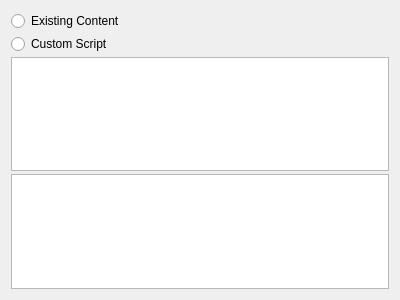
First picture: the form in res/forms/WizardPageActionSelect.ui, repository tedvalson/NovelTea, before the edit.
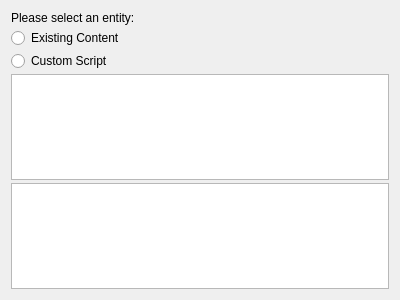
Second picture: the form after the edit. Custom widgets are drawn as their Qt base class.

The edit to the form file:
```diff
--- a/res/forms/WizardPageActionSelect.ui
+++ b/res/forms/WizardPageActionSelect.ui
@@ -17,6 +17,13 @@
    <property name="spacing">
     <number>3</number>
    </property>
+   <item>
+    <widget class="QLabel" name="label">
+     <property name="text">
+      <string>Please select an entity:</string>
+     </property>
+    </widget>
+   </item>
    <item>
     <widget class="QRadioButton" name="radioExisting">
      <property name="text">
```
